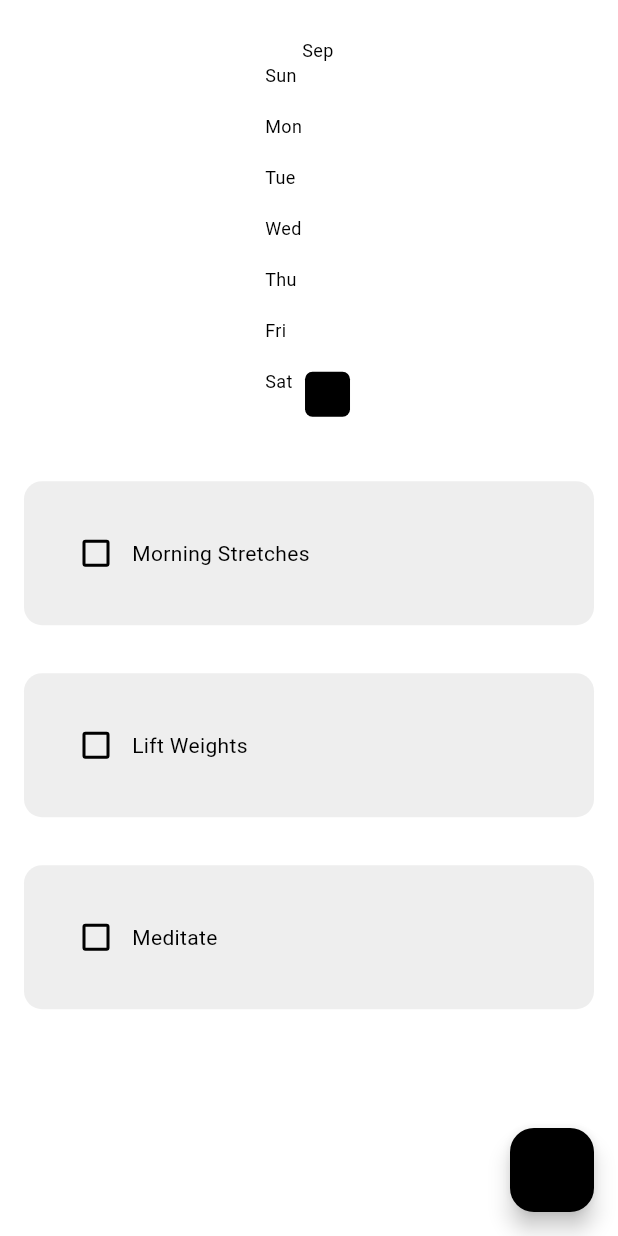
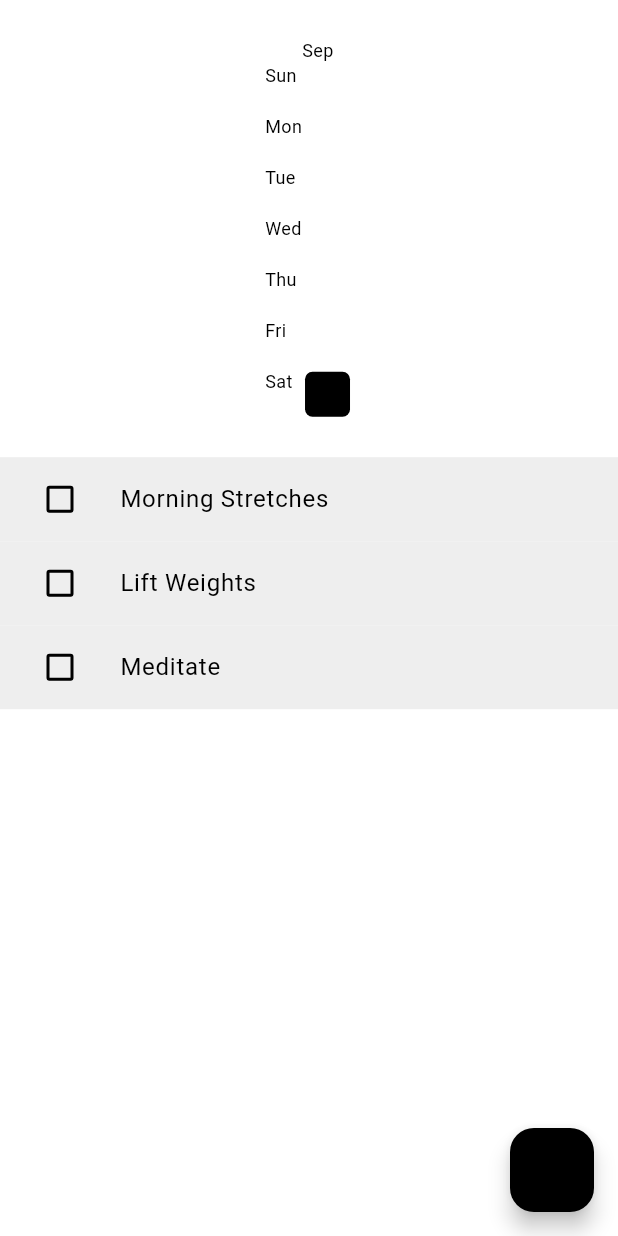
Before and after one commit to rileyhawk1417/side_track, a Flutter app: the screen it shows after launch, on a phone screen of 412 x 824 dp. Run offline on Flutter 3.47's test engine with Material 2 defaults, Android fonts, the phone set to English and light mode, and no system bars; drawn by our look-alikes of flutter_heatmap_calendar, flutter_slidable; our stand-ins replace flutter_riverpod, get, google_nav_bar, hive_flutter; accounts and stored records are empty.

Commit message:
chore move to a list tile option

```diff
--- a/lib/hive/habits/habit_functions.dart
+++ b/lib/hive/habits/habit_functions.dart
@@ -7,6 +7,7 @@ import 'package:side_track/widgets/dialog_box.dart';
 void checkBoxTapped(bool? value, int index, WidgetRef ref) {
   final db = ref.read(habitController);
   db.onCheckBoxTapped(value, index);
+  db.reloadData();
 }
 
 void cancel(BuildContext context, TextEditingController controller) {
--- a/lib/hive/habits/habit_model.dart
+++ b/lib/hive/habits/habit_model.dart
@@ -22,7 +22,6 @@ class HabitDBController extends ChangeNotifier {
 
   void onCheckBoxTapped(bool? check, int index) {
     _habit_database.todaysHabitList[index][1] = check;
-    _habit_database.updateData();
     notifyListeners();
   }
 
--- a/lib/widgets/habit_box.dart
+++ b/lib/widgets/habit_box.dart
@@ -2,19 +2,21 @@ import 'package:flutter/material.dart';
 import 'package:flutter_slidable/flutter_slidable.dart';
 
 class HabitBox extends StatelessWidget {
-  const HabitBox(
-      {super.key,
-      required this.habitText,
-      required this.habitCompleted,
-      required this.onChanged,
-      required this.edit,
-      required this.delete});
+  const HabitBox({
+    super.key,
+    required this.habitText,
+    required this.habitCompleted,
+    required this.onChanged,
+    required this.edit,
+    required this.delete,
+  });
 
   final String habitText;
   final bool habitCompleted;
   final Function(bool?) onChanged;
   final Function(BuildContext)? edit;
   final Function(BuildContext)? delete;
+
   @override
   Widget build(BuildContext context) {
     return Slidable(
@@ -35,19 +37,23 @@ class HabitBox extends StatelessWidget {
           ),
         ],
       ),
-      child: Padding(
-        padding: const EdgeInsets.all(16.0),
-        child: Container(
-          padding: const EdgeInsets.all(24),
-          decoration: BoxDecoration(
-              color: Theme.of(context).colorScheme.secondary,
-              borderRadius: BorderRadius.circular(12)),
-          child: Row(children: [
-            Checkbox(value: habitCompleted, onChanged: onChanged),
-            Text(habitText),
-          ]),
-        ),
-      ),
+      child: ListTile(
+          title: Text(habitText),
+          /*
+          //BUG: Does work but delays heat map
+          leading: habitCompleted
+              ? Icon(Icons.check_box)
+              : Icon(Icons.check_box_outline_blank_sharp),
+              */
+          leading: Checkbox(
+            value: habitCompleted,
+            onChanged: onChanged,
+          ),
+          tileColor: Theme.of(context).colorScheme.secondary,
+          onTap: () {
+            //TODO: Pass bool function here
+            // checkBoxTapped(!habitCompleted, index, ref);
+          }),
     );
   }
 }
```
